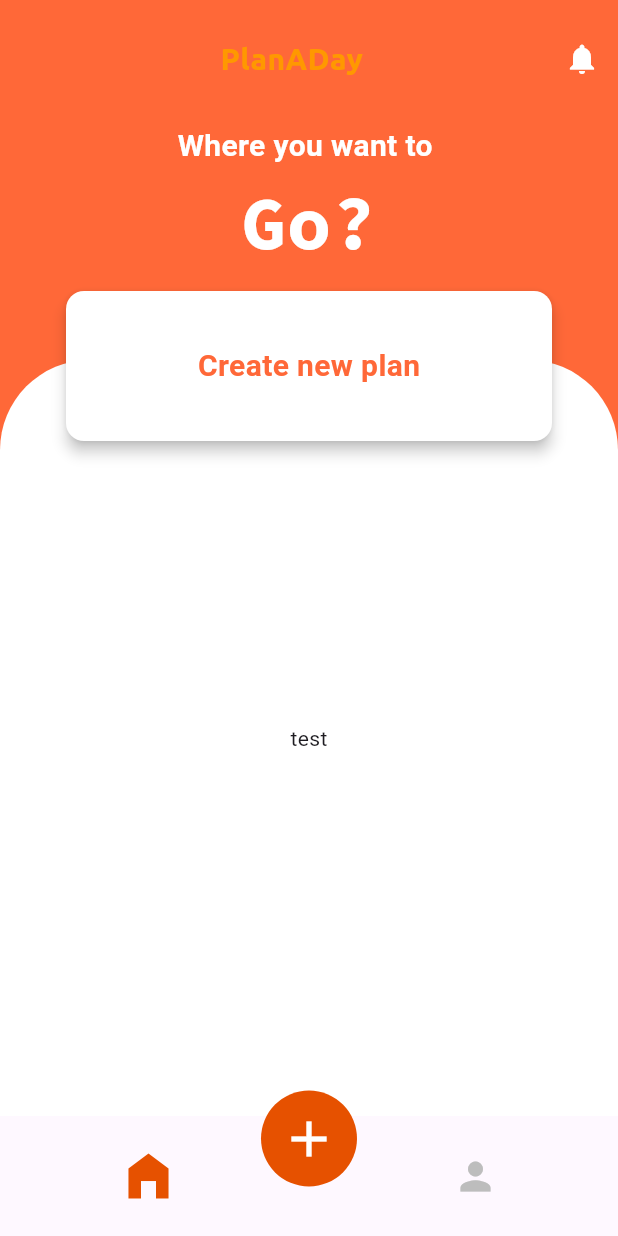
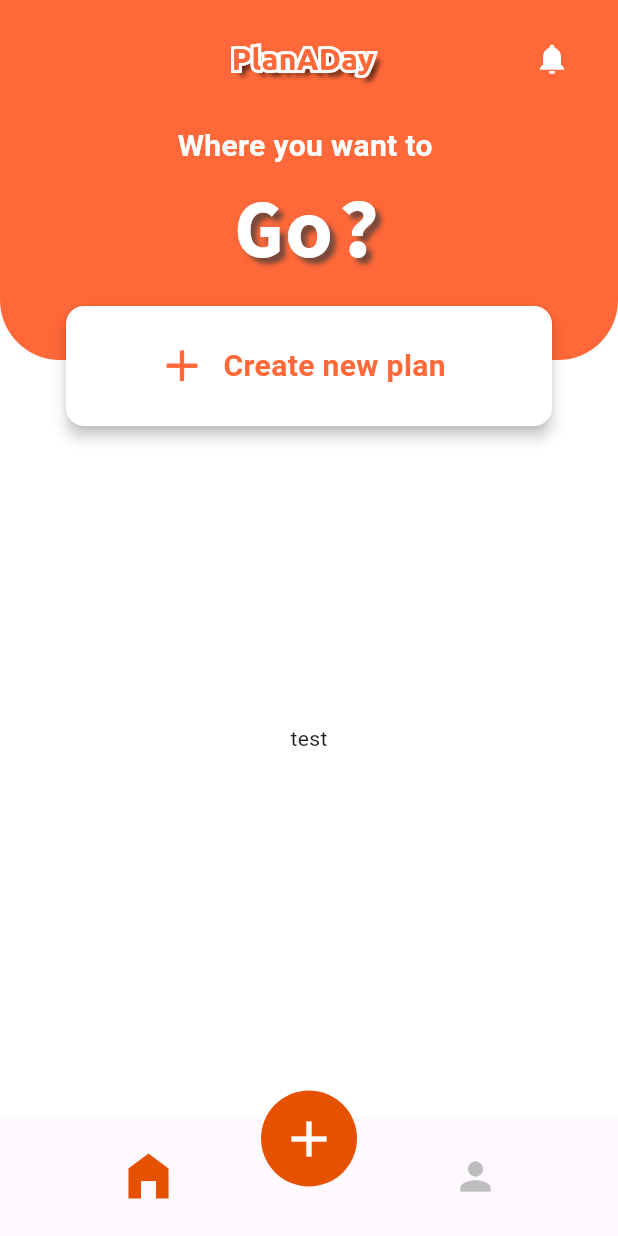
Before and after one commit to jigneng1/planAday, a Flutter app: the screen it shows after launch, on a phone screen of 412 x 824 dp. Run offline on Flutter 3.47's test engine with Material 3 defaults, Android fonts, the phone set to English and light mode, and no system bars; project files that could hold a hidden picture were left out.

Commit message:
edit : layout & routing

```diff
--- a/lib/src/app.dart
+++ b/lib/src/app.dart
@@ -22,7 +22,7 @@ class _MainLayoutState extends State<MainLayout> {
   void initState() {
     super.initState();
     _children = [
-      const HomeScreen(),
+      HomeScreen(onCreatePlan: _goToCreatePlanScreen),
       ProfileScreen(),
       CreatePlanScreen(onClose: _goToHomeScreen, onGeneratePlan: _goToPlanScreen,),
       PlanScreen(onClose: _goToHomeScreen,), PersonaScreen()
@@ -43,7 +43,13 @@ class _MainLayoutState extends State<MainLayout> {
 
   void _goToPlanScreen() {
     setState(() {
-      _currentIndex = 3; // Assuming HomeScreen is at index 0
+      _currentIndex = 3;
+    });
+  }
+
+  void _goToCreatePlanScreen() {
+    setState(() {
+      _currentIndex = 2;
     });
   }
 
--- a/lib/src/screens/home_screen.dart
+++ b/lib/src/screens/home_screen.dart
@@ -1,14 +1,21 @@
 import 'package:flutter/material.dart';
 
-class HomeScreen extends StatelessWidget {
-  const HomeScreen({super.key});
+class HomeScreen extends StatefulWidget {
+  final VoidCallback onCreatePlan;
 
+  const HomeScreen({super.key, required this.onCreatePlan});
+
+  @override
+  _HomeScreenState createState() => _HomeScreenState();
+}
+
+class _HomeScreenState extends State<HomeScreen> {
   @override
   Widget build(BuildContext context) {
     final primaryColor = Theme.of(context).primaryColor;
 
     return Scaffold(
-      backgroundColor: primaryColor,
+      backgroundColor: Colors.white,
       body: SafeArea(
         child: Stack(
           children: [
@@ -16,23 +23,55 @@ class HomeScreen extends StatelessWidget {
             Column(
               children: [
                 Container(
+                  decoration: BoxDecoration(
+                      color: primaryColor,
+                      borderRadius: const BorderRadius.only(
+                        bottomLeft: Radius.circular(40),
+                        bottomRight: Radius.circular(40),
+                      ),
+                    ),
                   height: 240.0, // Fixed height for the top container
                   child: Column(
                     children: [
                       const SizedBox(height: 15),
                       Row(
                         children: [
-                          const SizedBox(width: 25),
-                          const Expanded(
+                          const SizedBox(width: 60),
+                          Expanded(
                             child: Center(
-                              child: Text(
+                              child: Stack(
+                                children: [
+                                  // Stroked text as border.
+                                  Text(
                                     'PlanADay',
                                     style: TextStyle(
                                       fontSize: 20,
                                       fontWeight: FontWeight.bold,
                                       fontFamily: 'Ubuntu',
-                                  color: Colors.orange,
+                                      foreground: Paint()
+                                        ..style = PaintingStyle.stroke
+                                        ..strokeWidth = 4 // Adjust the stroke width
+                                        ..color = const Color.fromARGB(255, 255, 255, 255),
+                                      shadows: const [
+                                        Shadow(
+                                          offset: Offset(4.0, 4.0),
+                                          blurRadius: 4.0,
+                                          color: Color.fromARGB(188, 0, 0, 0),
                                         ),
+                                      ], // Stroke color
+                                    ),
+                                  ),
+                                  // Solid text as fill.
+                                  Text(
+                                    'PlanADay',
+                                    style: TextStyle(
+                                      fontSize: 20,
+                                      fontWeight: FontWeight.bold,
+                                      fontFamily: 'Ubuntu',
+                                      color: primaryColor,
+                                    ),
+                                  ),
+                                ],
                               ),
                             ),
                           ),
@@ -42,9 +81,10 @@ class HomeScreen extends StatelessWidget {
                               color: Colors.white,
                             ),
                             onPressed: () {
-                              // Handle profile action
+                              // Handle notification action
                             },
                           ),
+                          const SizedBox(width: 20),
                         ],
                       ),
                       const SizedBox(height: 20),
@@ -62,27 +102,28 @@ class HomeScreen extends StatelessWidget {
                             Text(
                               'Go?',
                               style: TextStyle(
-                                fontSize: 50,
+                                fontSize: 55,
                                 fontWeight: FontWeight.bold,
                                 color: Colors.white,
-                                fontFamily: 'SourceCodePro'
-                              ),
+                                fontFamily: 'SourceCodePro',
+                                shadows: [
+                                        Shadow(
+                                          offset: Offset(4.0, 4.0),
+                                          blurRadius: 4.0,
+                                          color: Color.fromARGB(178, 60, 60, 60),
                                         ),
                                       ],
                               ),
-                        )
+
+                            ),
+                          ],
+                        ),
+                      ),
                     ],
                   ),
                 ),
                 Expanded(
                   child: Container(
-                    decoration: const BoxDecoration(
-                    color: Colors.white,
-                    borderRadius: BorderRadius.only(
-                      topLeft: Radius.circular(60),
-                      topRight: Radius.circular(60),
-                    ),
-                  ),
                     padding: const EdgeInsets.all(16.0),
                     child: const Center(
                       child: Text('test'),
@@ -93,19 +134,36 @@ class HomeScreen extends StatelessWidget {
             ),
             // Overlay container
             Positioned(
-              top: 180.0, // Adjust this based on the height of the top container and desired overlap
+              top: 200.0, // Adjust this based on the height of the top container and desired overlap
               left: 0,
               right: 0,
+              child: GestureDetector(
+                onTap: widget.onCreatePlan, // Use widget to access the parent widget's properties
                 child: Container(
-                padding: const EdgeInsets.symmetric(horizontal: 40.0, vertical: 10.0),
+                  padding: const EdgeInsets.symmetric(horizontal: 40.0),
                   child: Card(
                     color: Colors.white,
                     elevation: 4.0,
                     child: SizedBox(
-                    height: 100.0,
+                      height: 80.0,
                       width: MediaQuery.of(context).size.width,
-                    child: Center(
-                      child: Text('Create new plan', style: TextStyle(fontSize: 20, fontWeight: FontWeight.bold, color: primaryColor),),
+                      child: Row(
+                        mainAxisAlignment: MainAxisAlignment.center,
+                        crossAxisAlignment: CrossAxisAlignment.center,
+                        children: [
+                          Icon(Icons.add, size: 35, color: primaryColor),
+                          const SizedBox(width: 10),
+                          Text(
+                            'Create new plan',
+                            style: TextStyle(
+                              fontSize: 20,
+                              fontWeight: FontWeight.bold,
+                              color: primaryColor,
+                            ),
+                          ),
+                          const SizedBox(width: 11),
+                        ],
+                      ),
                     ),
                   ),
                 ),
```
Lines whose indentation alone changed are shown as unchanged.
